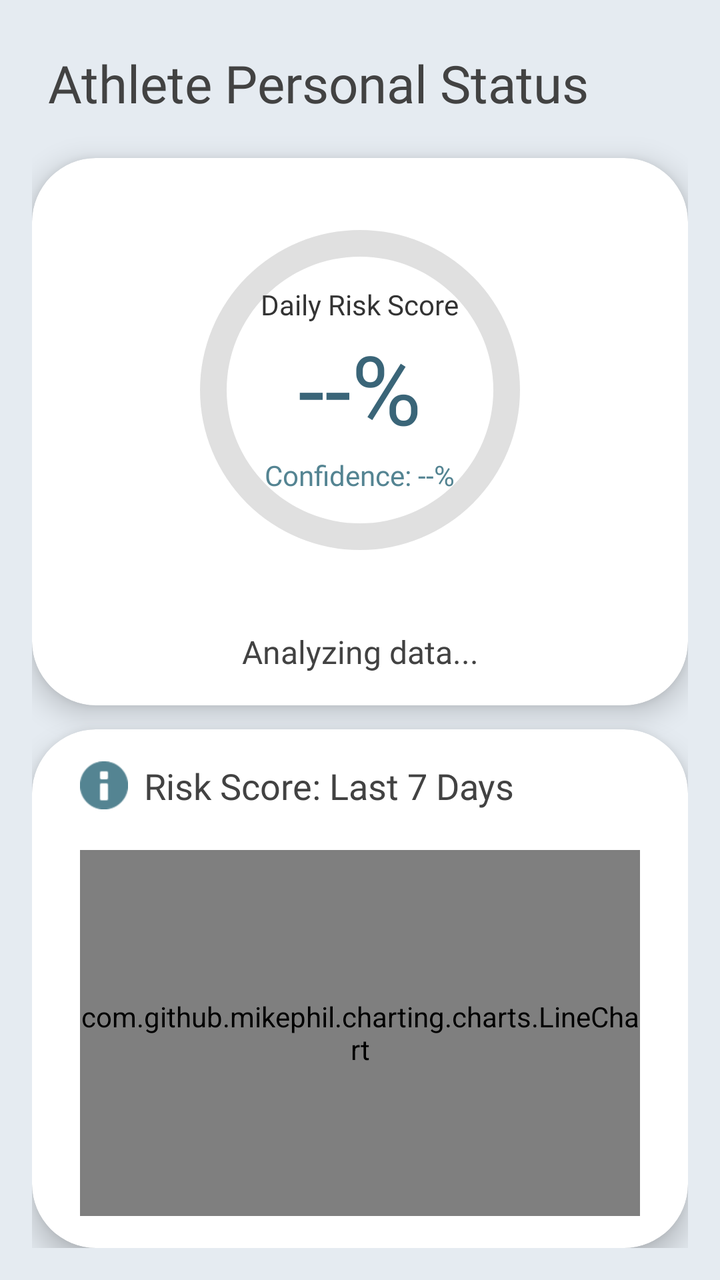
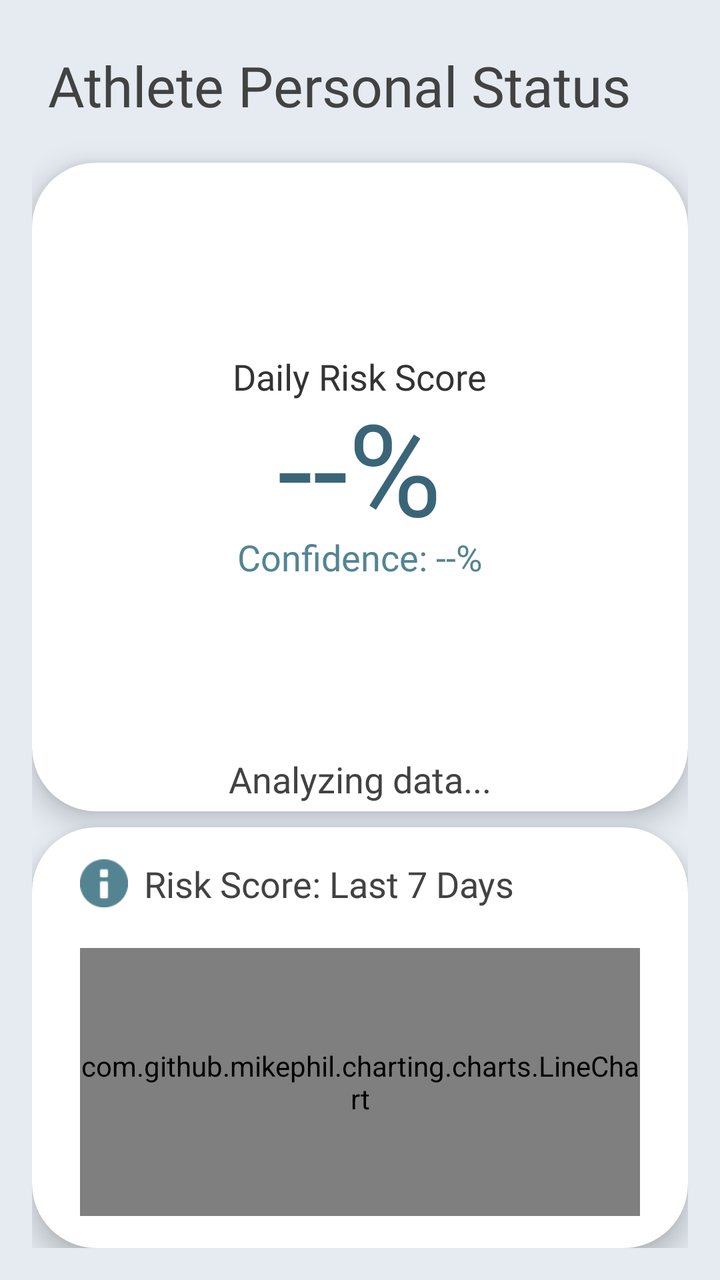

An Android layout rendered at two revisions. The XML below is the earlier revision; the diff shows what the commit changed to produce the second picture.
<!-- AndroidManifest.xml: application theme Theme.AthleAgent -->
<!-- res/layout/activity_athlete_dashboard.xml -->
<?xml version="1.0" encoding="utf-8"?>
<androidx.appcompat.widget.LinearLayoutCompat xmlns:android="http://schemas.android.com/apk/res/android"
    xmlns:app="http://schemas.android.com/apk/res-auto"
    xmlns:tools="http://schemas.android.com/tools"
    android:id="@+id/dashboard_root"
    android:layout_width="match_parent"
    android:layout_height="match_parent"
    android:background="@color/background_dash"
    android:orientation="vertical"
    android:padding="@dimen/spacing_16">

    <com.google.android.material.textview.MaterialTextView
        android:layout_width="match_parent"
        android:layout_height="wrap_content"
        android:text="@string/athlete_dashboard_headline"
        android:textSize="26sp"
        android:fontFamily="@font/roboto_bold"
        android:textColor="@color/text"
        android:layout_marginTop="8dp"
        android:layout_marginBottom="20dp"
        android:layout_marginStart="8dp"/>

    <com.google.android.material.card.MaterialCardView
        android:id="@+id/dashboard_CARD_risk"
        android:layout_width="match_parent"
        android:layout_height="wrap_content"
        android:layout_marginBottom="12dp"
        app:cardBackgroundColor="@color/white"
        app:cardCornerRadius="32dp"
        app:cardElevation="8dp"
        app:strokeWidth="0dp">

        <androidx.appcompat.widget.LinearLayoutCompat
            android:layout_width="match_parent"
            android:layout_height="wrap_content"
            android:orientation="vertical"
            android:paddingHorizontal="24dp"
            android:paddingVertical="16dp"
            android:gravity="center">

            <RelativeLayout
                android:layout_width="200dp"
                android:layout_height="200dp">

                <ProgressBar
                    android:id="@+id/dashboard_PRG_riskScore"
                    style="?android:attr/progressBarStyleHorizontal"
                    android:layout_width="match_parent"
                    android:layout_height="match_parent"
                    android:indeterminate="false"
                    android:max="100"
                    android:progress="0"
                    android:progressDrawable="@drawable/progress_drawable_green" />

                <androidx.appcompat.widget.LinearLayoutCompat
                    android:layout_width="wrap_content"
                    android:layout_height="wrap_content"
                    android:orientation="vertical"
                    android:layout_centerInParent="true"
                    android:gravity="center">

                    <com.google.android.material.textview.MaterialTextView
                        android:layout_width="wrap_content"
                        android:layout_height="wrap_content"
                        android:text="@string/daily_risk_score"
                        android:textSize="14sp"
                        android:fontFamily="@font/roboto_bold"
                        android:textColor="@color/charcoal_black"/>

                    <com.google.android.material.textview.MaterialTextView
                        android:id="@+id/dashboard_TXT_score"
                        android:layout_width="wrap_content"
                        android:layout_height="wrap_content"
                        android:text="--%"
                        android:textSize="48sp"
                        android:fontFamily="@font/roboto_bold"
                        android:textColor="@color/brand_button_dark_muted"/>

                    <com.google.android.material.textview.MaterialTextView
                        android:id="@+id/dashboard_TXT_confidence"
                        android:layout_width="wrap_content"
                        android:layout_height="wrap_content"
                        android:text="Confidence: --%"
                        android:textSize="14sp"
                        android:fontFamily="@font/roboto_bold"
                        android:textColor="@color/brand_button_light_muted"
                        android:layout_marginTop="2dp"/>
                </androidx.appcompat.widget.LinearLayoutCompat>
            </RelativeLayout>

            <com.google.android.material.textview.MaterialTextView
                android:id="@+id/dashboard_TXT_aiRecommendation"
                android:layout_width="match_parent"
                android:layout_height="wrap_content"
                android:text="@string/analyzing_data"
                android:textSize="16sp"
                android:textColor="@color/text"
                android:textAlignment="center"
                android:fontFamily="@font/roboto_regular"
                android:lineSpacingExtra="4dp"
                android:layout_marginTop="20dp"/>
        </androidx.appcompat.widget.LinearLayoutCompat>
    </com.google.android.material.card.MaterialCardView>

    <com.google.android.material.card.MaterialCardView
        android:id="@+id/dashboard_CARD_history"
        android:layout_width="match_parent"
        android:layout_height="0dp"
        android:layout_weight="1"
        app:cardBackgroundColor="@color/white"
        app:cardCornerRadius="32dp"
        app:cardElevation="8dp"
        app:strokeWidth="0dp">

        <androidx.appcompat.widget.LinearLayoutCompat
            android:layout_width="match_parent"
            android:layout_height="match_parent"
            android:orientation="vertical"
            android:paddingHorizontal="24dp"
            android:paddingVertical="16dp">

            <androidx.appcompat.widget.LinearLayoutCompat
                android:layout_width="match_parent"
                android:layout_height="wrap_content"
                android:orientation="horizontal"
                android:gravity="center_vertical"
                android:layout_marginBottom="12dp">

                <androidx.appcompat.widget.AppCompatImageView
                    android:layout_width="24dp"
                    android:layout_height="24dp"
                    android:contentDescription="@string/risk_logo"
                    android:src="@android:drawable/ic_dialog_info"
                    app:tint="@color/brand_button_light_muted"
                    android:layout_marginEnd="8dp"/>

                <com.google.android.material.textview.MaterialTextView
                    android:layout_width="wrap_content"
                    android:layout_height="wrap_content"
                    android:text="@string/risk_score_last_7_days"
                    android:fontFamily="@font/roboto_bold"
                    android:textSize="18sp"
                    android:textColor="@color/text"/>
            </androidx.appcompat.widget.LinearLayoutCompat>

            <com.github.mikephil.charting.charts.LineChart
                android:id="@+id/dashboard_CHART_history"
                android:layout_width="match_parent"
                android:layout_height="match_parent"
                android:layout_marginTop="8dp"/>

        </androidx.appcompat.widget.LinearLayoutCompat>
    </com.google.android.material.card.MaterialCardView>

</androidx.appcompat.widget.LinearLayoutCompat>
<!-- resources referenced by this layout -->
<resources>
  <color name="background_dash">#E5EBF1</color>
  <color name="brand_button_dark_muted">#3A6578</color>
  <color name="brand_button_light_muted">#548492</color>
  <color name="charcoal_black">#333333</color>
  <color name="text">#424242</color>
  <color name="white">#FFFFFFFF</color>
  <dimen name="spacing_16">16dp</dimen>
  <!-- drawable progress_drawable_green (drawable) -->
  <?xml version="1.0" encoding="utf-8"?>
  <layer-list xmlns:android="http://schemas.android.com/apk/res/android">
      <item
          android:id="@android:id/background"
          android:drawable="@drawable/circular_progress_background" />
      <item
          android:id="@android:id/progress"
          android:drawable="@drawable/circular_progress_green" />
  </layer-list>
  <string name="analyzing_data">Analyzing data...</string>
  <string name="athlete_dashboard_headline">Athlete Personal Status</string>
  <string name="daily_risk_score">Daily Risk Score</string>
  <string name="risk_logo">risk logo</string>
  <string name="risk_score_last_7_days">Risk Score: Last 7 Days</string>
  <style name="Theme.AthleAgent" parent="Base.Theme.AthleAgent" />
  <!-- drawable circular_progress_background (drawable) -->
  <?xml version="1.0" encoding="utf-8"?>
  <shape xmlns:android="http://schemas.android.com/apk/res/android"
      android:innerRadiusRatio="3"
      android:shape="ring"
      android:thicknessRatio="15.0"
      android:useLevel="false">
      <solid android:color="#E0E0E0" />
  </shape>
  <!-- drawable circular_progress_green (drawable) -->
  <?xml version="1.0" encoding="utf-8"?>
  <rotate xmlns:android="http://schemas.android.com/apk/res/android"
      android:fromDegrees="270"
      android:toDegrees="270">
      <shape
          android:innerRadiusRatio="3"
          android:shape="ring"
          android:thicknessRatio="15.0"
          android:useLevel="true">
          <gradient
              android:startColor="#81C784"
              android:endColor="#388E3C"
              android:type="sweep" />
      </shape>
  </rotate>
  <style name="Base.Theme.AthleAgent" parent="Theme.Material3.DayNight.NoActionBar">
          
          
          <item name="android:statusBarColor">#F5F7FA</item>
          <item name="android:windowLightStatusBar">true</item>
      </style>
</resources>

<!-- the commit's change to res/layout/activity_athlete_dashboard.xml (unified diff, before → after) -->
@@ -13,34 +13,35 @@
         android:layout_width="match_parent"
         android:layout_height="wrap_content"
         android:text="@string/athlete_dashboard_headline"
-        android:textSize="26sp"
+        android:textSize="@dimen/headline_text_size"
         android:fontFamily="@font/roboto_bold"
         android:textColor="@color/text"
-        android:layout_marginTop="8dp"
-        android:layout_marginBottom="20dp"
-        android:layout_marginStart="8dp"/>
+        android:layout_marginTop="@dimen/spacing_8"
+        android:layout_marginBottom="@dimen/spacing_20"
+        android:layout_marginStart="@dimen/spacing_8"/>
 
     <com.google.android.material.card.MaterialCardView
         android:id="@+id/dashboard_CARD_risk"
         android:layout_width="match_parent"
         android:layout_height="wrap_content"
-        android:layout_marginBottom="12dp"
+        android:layout_marginBottom="@dimen/spacing_8"
         app:cardBackgroundColor="@color/white"
-        app:cardCornerRadius="32dp"
-        app:cardElevation="8dp"
+        app:cardCornerRadius="@dimen/radius_large"
+        app:cardElevation="@dimen/elevation_medium"
         app:strokeWidth="0dp">
 
         <androidx.appcompat.widget.LinearLayoutCompat
             android:layout_width="match_parent"
             android:layout_height="wrap_content"
             android:orientation="vertical"
-            android:paddingHorizontal="24dp"
-            android:paddingVertical="16dp"
+            android:paddingHorizontal="@dimen/spacing_24"
+            android:paddingTop="@dimen/spacing_12"
+            android:paddingBottom="@dimen/spacing_4"
             android:gravity="center">
 
             <RelativeLayout
-                android:layout_width="200dp"
-                android:layout_height="200dp">
+                android:layout_width="@dimen/dial_size_athlete"
+                android:layout_height="@dimen/dial_size_athlete">
 
                 <ProgressBar
                     android:id="@+id/dashboard_PRG_riskScore"
@@ -53,17 +54,17 @@
                     android:progressDrawable="@drawable/progress_drawable_green" />
 
                 <androidx.appcompat.widget.LinearLayoutCompat
-                    android:layout_width="wrap_content"
-                    android:layout_height="wrap_content"
+                    android:layout_width="match_parent"
+                    android:layout_height="match_parent"
                     android:orientation="vertical"
-                    android:layout_centerInParent="true"
                     android:gravity="center">
 
                     <com.google.android.material.textview.MaterialTextView
+                        android:id="@+id/dashboard_TXT_risk_label"
                         android:layout_width="wrap_content"
                         android:layout_height="wrap_content"
                         android:text="@string/daily_risk_score"
-                        android:textSize="14sp"
+                        android:textSize="@dimen/text_size_label_medium"
                         android:fontFamily="@font/roboto_bold"
                         android:textColor="@color/charcoal_black"/>
 
@@ -72,19 +73,20 @@
                         android:layout_width="wrap_content"
                         android:layout_height="wrap_content"
                         android:text="--%"
-                        android:textSize="48sp"
+                        android:textSize="@dimen/text_size_score_large"
                         android:fontFamily="@font/roboto_bold"
-                        android:textColor="@color/brand_button_dark_muted"/>
+                        android:textColor="@color/brand_button_dark_muted"
+                        android:layout_marginTop="-10dp"
+                        android:layout_marginBottom="-10dp"/>
 
                     <com.google.android.material.textview.MaterialTextView
                         android:id="@+id/dashboard_TXT_confidence"
                         android:layout_width="wrap_content"
                         android:layout_height="wrap_content"
                         android:text="Confidence: --%"
-                        android:textSize="14sp"
+                        android:textSize="@dimen/text_size_label_medium"
                         android:fontFamily="@font/roboto_bold"
-                        android:textColor="@color/brand_button_light_muted"
-                        android:layout_marginTop="2dp"/>
+                        android:textColor="@color/brand_button_light_muted"/>
                 </androidx.appcompat.widget.LinearLayoutCompat>
             </RelativeLayout>
 
@@ -93,12 +95,12 @@
                 android:layout_width="match_parent"
                 android:layout_height="wrap_content"
                 android:text="@string/analyzing_data"
-                android:textSize="16sp"
+                android:textSize="@dimen/text_size_label_medium"
                 android:textColor="@color/text"
                 android:textAlignment="center"
                 android:fontFamily="@font/roboto_regular"
-                android:lineSpacingExtra="4dp"
-                android:layout_marginTop="20dp"/>
+                android:lineSpacingExtra="2dp"
+                android:layout_marginTop="@dimen/spacing_4"/>
         </androidx.appcompat.widget.LinearLayoutCompat>
     </com.google.android.material.card.MaterialCardView>
 
@@ -108,38 +110,38 @@
         android:layout_height="0dp"
         android:layout_weight="1"
         app:cardBackgroundColor="@color/white"
-        app:cardCornerRadius="32dp"
-        app:cardElevation="8dp"
+        app:cardCornerRadius="@dimen/radius_large"
+        app:cardElevation="@dimen/elevation_medium"
         app:strokeWidth="0dp">
 
         <androidx.appcompat.widget.LinearLayoutCompat
             android:layout_width="match_parent"
             android:layout_height="match_parent"
             android:orientation="vertical"
-            android:paddingHorizontal="24dp"
-            android:paddingVertical="16dp">
+            android:paddingHorizontal="@dimen/spacing_24"
+            android:paddingVertical="@dimen/spacing_16">
 
             <androidx.appcompat.widget.LinearLayoutCompat
                 android:layout_width="match_parent"
                 android:layout_height="wrap_content"
                 android:orientation="horizontal"
                 android:gravity="center_vertical"
-                android:layout_marginBottom="12dp">
+                android:layout_marginBottom="@dimen/spacing_12">
 
                 <androidx.appcompat.widget.AppCompatImageView
-                    android:layout_width="24dp"
-                    android:layout_height="24dp"
+                    android:layout_width="@dimen/spacing_24"
+                    android:layout_height="@dimen/spacing_24"
                     android:contentDescription="@string/risk_logo"
                     android:src="@android:drawable/ic_dialog_info"
                     app:tint="@color/brand_button_light_muted"
-                    android:layout_marginEnd="8dp"/>
+                    android:layout_marginEnd="@dimen/spacing_8"/>
 
                 <com.google.android.material.textview.MaterialTextView
                     android:layout_width="wrap_content"
                     android:layout_height="wrap_content"
                     android:text="@string/risk_score_last_7_days"
                     android:fontFamily="@font/roboto_bold"
-                    android:textSize="18sp"
+                    android:textSize="@dimen/text_size_label_medium"
                     android:textColor="@color/text"/>
             </androidx.appcompat.widget.LinearLayoutCompat>
 
@@ -147,7 +149,7 @@
                 android:id="@+id/dashboard_CHART_history"
                 android:layout_width="match_parent"
                 android:layout_height="match_parent"
-                android:layout_marginTop="8dp"/>
+                android:layout_marginTop="@dimen/spacing_8"/>
 
         </androidx.appcompat.widget.LinearLayoutCompat>
     </com.google.android.material.card.MaterialCardView>
<!-- resource entries referenced after the edit -->
@@ -6,7 +6,18 @@
   <color name="charcoal_black">#333333</color>
   <color name="text">#424242</color>
   <color name="white">#FFFFFFFF</color>
+  <dimen name="dial_size_athlete">280dp</dimen>
+  <dimen name="elevation_medium">8dp</dimen>
+  <dimen name="headline_text_size">28sp</dimen>
+  <dimen name="radius_large">32dp</dimen>
+  <dimen name="spacing_12">12dp</dimen>
   <dimen name="spacing_16">16dp</dimen>
+  <dimen name="spacing_20">20dp</dimen>
+  <dimen name="spacing_24">24dp</dimen>
+  <dimen name="spacing_4">4dp</dimen>
+  <dimen name="spacing_8">8dp</dimen>
+  <dimen name="text_size_label_medium">18sp</dimen>
+  <dimen name="text_size_score_large">64sp</dimen>
   <!-- drawable progress_drawable_green (drawable) -->
   <?xml version="1.0" encoding="utf-8"?>
   <layer-list xmlns:android="http://schemas.android.com/apk/res/android">
@@ -28,9 +39,9 @@
   <shape xmlns:android="http://schemas.android.com/apk/res/android"
       android:innerRadiusRatio="3"
       android:shape="ring"
-      android:thicknessRatio="15.0"
+      android:thicknessRatio="25.0"
       android:useLevel="false">
-      <solid android:color="#E0E0E0" />
+      <solid android:color="@color/circular_track_bg" />
   </shape>
   <!-- drawable circular_progress_green (drawable) -->
   <?xml version="1.0" encoding="utf-8"?>
@@ -40,11 +51,12 @@
       <shape
           android:innerRadiusRatio="3"
           android:shape="ring"
-          android:thicknessRatio="15.0"
+          android:thicknessRatio="25.0"
           android:useLevel="true">
           <gradient
-              android:startColor="#81C784"
-              android:endColor="#388E3C"
+              android:startColor="#1DE9B6"
+              android:centerColor="#00F59B"
+              android:endColor="#00E676"
               android:type="sweep" />
       </shape>
   </rotate>
